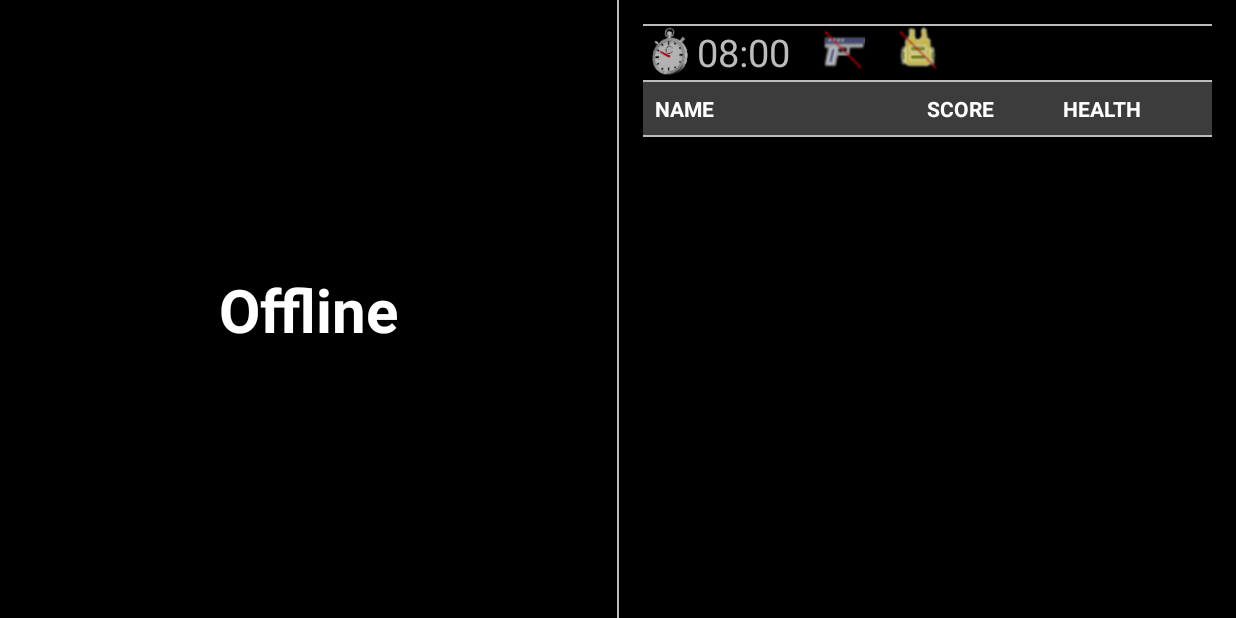
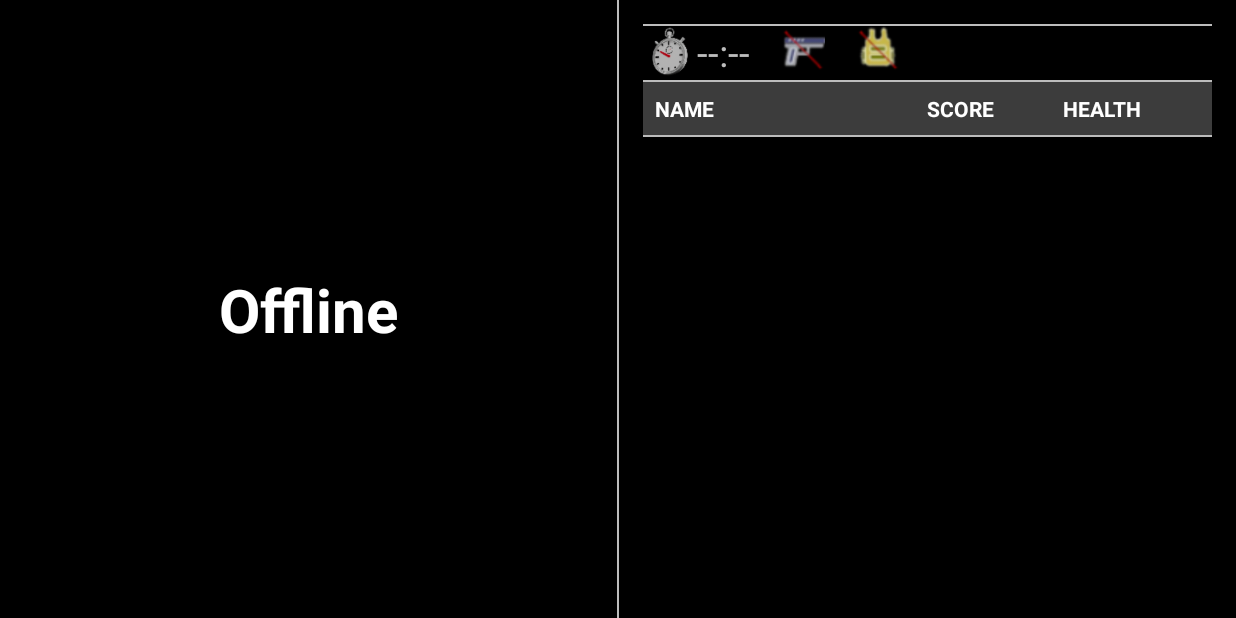
Before and after one commit to shifty-eyed/lasertag-android, an Android app: the screen it shows after launch (MainActivity), on a phone screen of 824 x 412 dp (held sideways). Run offline under Robolectric (Android 15) with nearby library versions, the phone set to English and light mode, and no system bars.

Commit message:
minor corrections

```diff
--- a/app/src/main/java/net/lasertag/GameService.java
+++ b/app/src/main/java/net/lasertag/GameService.java
@@ -291,16 +291,17 @@ public class GameService extends Service {
             case Messaging.DEVICE_CONNECTED -> sendCurrentStateToDevice();
             // Messaging.DEVICE_DISCONNECTED has no action, just propagate to activity
             case Messaging.GUN_SHOT -> {
+                propagateToServer = false;
                 if (thisPlayer.getBulletsInMagazine() > 0) {
                     soundManager.playGunShot();
                     thisPlayer.decreaseBullets();
                 } else {
                     soundManager.playNoBullets();
                     type = Messaging.GUN_NO_BULLETS;
-                    propagateToServer = false;
                 }
             }
             case Messaging.GUN_RELOAD -> {
+                propagateToServer = false;
                 soundManager.playReload();
                 thisPlayer.reload();
             }
--- a/app/src/main/java/net/lasertag/MainActivity.java
+++ b/app/src/main/java/net/lasertag/MainActivity.java
@@ -251,6 +251,7 @@ public class MainActivity extends AppCompatActivity implements TextToSpeech.OnIn
             case STATE_GAME -> showAnnouncementLayout(false);
             case STATE_IDLE -> {
                 showAnnouncementLayout(true);
+                gameTime.setText("--:--");
                 announcementText.setText("Game is not started.");
             }
             case STATE_DEAD -> {
@@ -258,6 +259,7 @@ public class MainActivity extends AppCompatActivity implements TextToSpeech.OnIn
                 announcementText.setText(String.format("Go to\nRespawn Point %d", thisPlayer.getAssignedRespawnPoint()));
             }
             case STATE_OFFLINE -> {
+                gameTime.setText("--:--");
                 showAnnouncementLayout(true);
                 announcementText.setText("Offline");
             }
--- a/app/src/main/res/layout/activity_main.xml
+++ b/app/src/main/res/layout/activity_main.xml
@@ -189,7 +189,7 @@
                 android:id="@+id/game_timer"
                 android:layout_width="wrap_content"
                 android:layout_height="wrap_content"
-                android:text="08:00"
+                android:text="--:--"
                 android:textColor="@color/grey"
                 android:textSize="25sp" />
 
```
